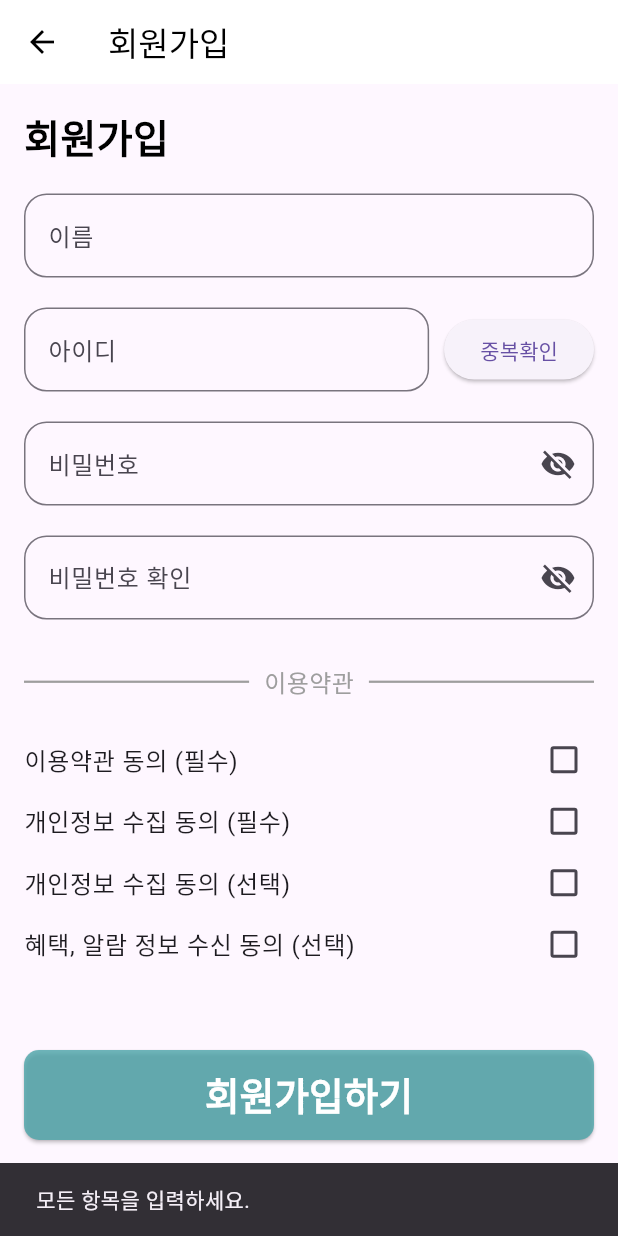
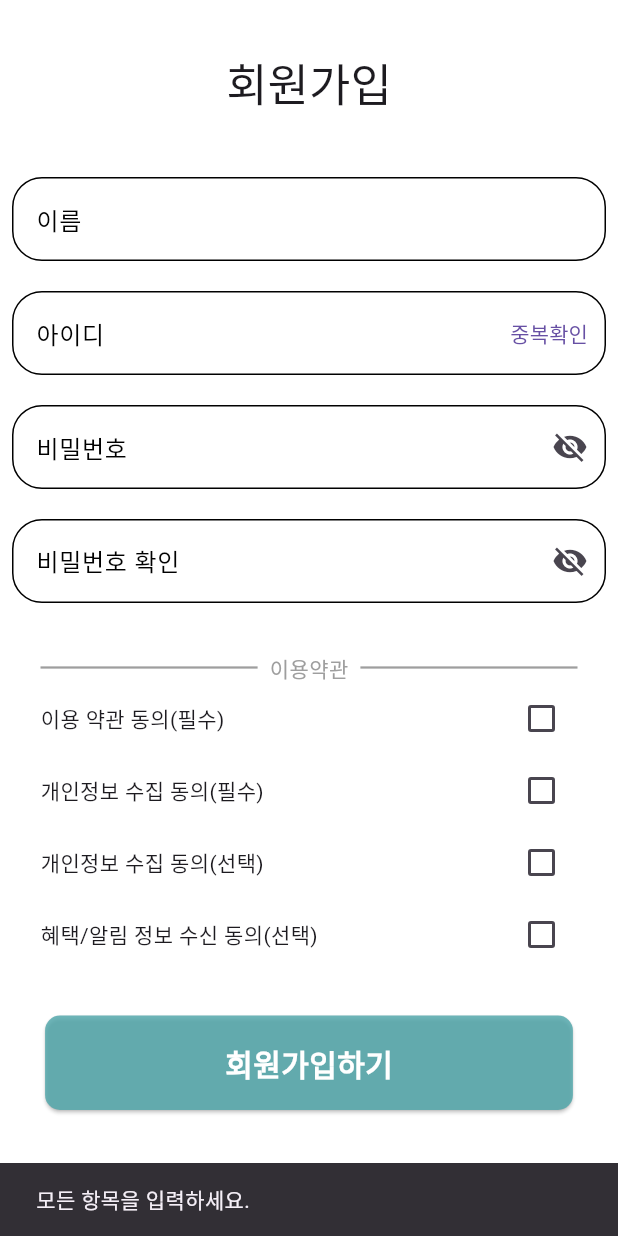
Before and after one commit to yeab-in/sandori_demo, a Flutter app: the SignupPage screen opened directly, after a tap on "회원가입하기", on a phone screen of 412 x 824 dp. Run offline on Flutter 3.47's test engine with Material 3 defaults, Android fonts, the phone set to English and light mode, and no system bars.

Commit message:
SignupScreen

```diff
--- a/lib/signup.dart
+++ b/lib/signup.dart
@@ -9,41 +9,70 @@ class SignupPage extends StatefulWidget {
 }
 
 class _SignupPageState extends State<SignupPage> {
-  final TextEditingController _nameController = TextEditingController();
-  final TextEditingController _idController = TextEditingController();
-  final TextEditingController _pwController = TextEditingController();
-  final TextEditingController _pwConfirmController = TextEditingController();
+  String passwordCheckText = '';
 
-  bool _obscurePassword = true;
-  bool _obscureConfirm = true;
+  final List<Map<String, dynamic>> signupFields = [
+    {
+      'header': '이름',
+      'obscure': false,
+      'showicon': false,
+      'controller': TextEditingController(),
+    },
+    {
+      'header': '아이디',
+      'obscure': false,
+      'showicon': false,
+      'controller': TextEditingController(),
+    },
+    {
+      'header': '비밀번호',
+      'obscure': true,
+      'showicon': true,
+      'controller': TextEditingController(),
+    },
+    {
+      'header': '비밀번호 확인',
+      'obscure': true,
+      'showicon': true,
+      'controller': TextEditingController(),
+    },
+  ];
 
-  bool _agree1 = false;
-  bool _agree2 = false;
-  bool _agree3 = false;
-  bool _agree4 = false;
+  final List<Map<String, dynamic>> agreeText = [
+    {'title': '이용 약관 동의(필수)', 'checked': false},
+    {'title': '개인정보 수집 동의(필수)', 'checked': false},
+    {'title': '개인정보 수집 동의(선택)', 'checked': false},
+    {'title': '혜택/알림 정보 수신 동의(선택)', 'checked': false},
+  ];
 
-  /// 아이디 입력 함수
-  void _checkIdDuplicate() {
-    final id = _idController.text.trim();
-    if (id.isEmpty) {
-      _showMessage('아이디를 입력하세요.');
-      return;
-    }
-    _showMessage('아이디 "$id" 는 사용 가능합니다.');
+  @override
+  void initState() {
+    super.initState();
+    signupFields[2]['controller'].addListener(_checkPasswordMatch);
+    signupFields[3]['controller'].addListener(_checkPasswordMatch);
   }
 
-  void _showMessage(String msg) {
-    ScaffoldMessenger.of(context).showSnackBar(
-      SnackBar(content: Text(msg)),
-    );
+  void _checkPasswordMatch() {
+    final pw = signupFields[2]['controller'].text;
+    final res = signupFields[3]['controller'].text;
+
+    setState(() {
+      if (res.isEmpty) {
+        passwordCheckText = '비밀번호가 다릅니다';
+      } else if (pw == res) {
+        passwordCheckText = '비밀번호가 일치합니다!';
+      } else {
+        passwordCheckText = '비밀번호가 다릅니다';
+      }
+    });
   }
 
-  //회원가입 진행시 필요한 함수
+  /// 회원가입 함수
   void _signup() {
-    final name = _nameController.text.trim();
-    final id = _idController.text.trim();
-    final pw = _pwController.text;
-    final pwConfirm = _pwConfirmController.text;
+    final name = signupFields[0]['controller'].text.trim();
+    final id = signupFields[1]['controller'].text.trim();
+    final pw = signupFields[2]['controller'].text;
+    final pwConfirm = signupFields[3]['controller'].text;
 
     if (name.isEmpty || id.isEmpty || pw.isEmpty || pwConfirm.isEmpty) {
       _showMessage('모든 항목을 입력하세요.');
@@ -53,215 +82,67 @@ class _SignupPageState extends State<SignupPage> {
       _showMessage('비밀번호가 일치하지 않습니다.');
       return;
     }
-    if (!(_agree1 && _agree2 )) {
+    if (!(agreeText[0]['checked'] && agreeText[1]['checked'])) {
       _showMessage('필수 이용약관에 동의해야 합니다.');
       return;
     }
 
     _showMessage('회원가입 성공! 로그인 페이지로 이동합니다.');
-    Navigator.pop(context); // 로그인 페이지로 돌아가기
+    Navigator.pop(context); // 로그인 페이지로 이동
+  }
+
+  void _showMessage(String msg) {
+    ScaffoldMessenger.of(context).showSnackBar(SnackBar(content: Text(msg)));
   }
 
   @override
   Widget build(BuildContext context) {
+    final line = Padding(
+      padding: const EdgeInsets.symmetric(horizontal: 27.0),
+      child: Row(
+        children: const [
+          Expanded(child: Divider(thickness: 1.5, color: Colors.grey)),
+          Padding(
+            padding: EdgeInsets.symmetric(horizontal: 8.0),
+            child: Text('이용약관', style: TextStyle(color: Colors.grey)),
+          ),
+          Expanded(child: Divider(thickness: 1.5, color: Colors.grey)),
+        ],
+      ),
+    );
+
     return Scaffold(
-      /// 상단
-      appBar: AppBar(
-        title: const Text('회원가입'),
-        backgroundColor: Colors.white,
-        foregroundColor: Colors.black,
-        elevation: 0,
-      ),
+      backgroundColor: Colors.white,
+      body: GestureDetector(
+        onTap: () => FocusScope.of(context).unfocus(),
+        behavior: HitTestBehavior.translucent,
+        child: SafeArea(
+          child: SingleChildScrollView(
+            child: SizedBox(
+              width: double.infinity,
+              child: Column(
+                children: [
+                  /// 상단
+                  const _Top(),
 
-      ///MIDDLE
-      body: SafeArea(
-        child: Padding(
-          padding: const EdgeInsets.all(16), // 전체 패딩
-          child: SingleChildScrollView(
-            child: Column(
-              crossAxisAlignment: CrossAxisAlignment.start,
-              children: [
-                // 회원가입 제목
-                Text(
-                  '회원가입',
-                  style: TextStyle(
-                    fontSize: 26,
-                    fontWeight: FontWeight.bold,
-                    color: Colors.black,
+                  /// 텍스트 입력 필드
+                  _TextField(
+                    signupFields: signupFields,
+                    setStateCallback: setState,
+                    passwordCheckText: passwordCheckText,
                   ),
-                ),
-                SizedBox(height: 20),
 
-                // 이름 입력칸
-                TextField(
-                  controller: _nameController,
-                  decoration: InputDecoration(
-                    labelText: '이름',
-                    border: OutlineInputBorder(
-                      borderRadius: BorderRadius.circular(15),
-                    ),
-                  ),
-                ),
-                SizedBox(height: 20),
+                  /// 구분선
+                  line,
 
-                /// 아이디 입력 + 중복확인
-                Row(
-                  children: [
-                    Expanded(
-                      child: TextField(
-                        controller: _idController,
-                        decoration: InputDecoration(
-                          labelText: '아이디',
-                          border: OutlineInputBorder(
-                            borderRadius: BorderRadius.circular(15),
-                          ),
-                        ),
-                      ),
-                    ),
-                    SizedBox(width: 10),
-                    ElevatedButton(
-                      onPressed: _checkIdDuplicate,
-                      child: Text('중복확인'),
-                    ),
-                  ],
-                ),
-                SizedBox(height: 20),
+                  /// 체크 박스
+                  _CheckBox(agreeText: agreeText, setStateCallback: setState),
+                  const SizedBox(height: 30),
 
-                /// 비밀번호 입력칸
-                TextField(
-                  controller: _pwController,
-                  obscureText: _obscurePassword,
-                  decoration: InputDecoration(
-                    labelText: '비밀번호',
-                    border: OutlineInputBorder(
-                      borderRadius: BorderRadius.circular(15),
-                    ),
-                    suffixIcon: IconButton(
-                      icon: Icon(
-                        _obscurePassword
-                            ? Icons.visibility_off
-                            : Icons.visibility,
-                      ),
-                      onPressed: () {
-                        setState(() {
-                          _obscurePassword = !_obscurePassword;
-                        });
-                      },
-                    ),
-                  ),
-                ),
-                SizedBox(height: 20),
-
-                /// 비밀번호 확인 입력칸
-                TextField(
-                  controller: _pwConfirmController,
-                  obscureText: _obscureConfirm,
-                  decoration: InputDecoration(
-                    labelText: '비밀번호 확인',
-                    border: OutlineInputBorder(
-                      borderRadius: BorderRadius.circular(15),
-                    ),
-                    suffixIcon: IconButton(
-                      icon: Icon(
-                        _obscureConfirm
-                            ? Icons.visibility_off
-                            : Icons.visibility,
-                      ),
-                      onPressed: () {
-                        setState(() {
-                          _obscureConfirm = !_obscureConfirm;
-                        });
-                      },
-                    ),
-                  ),
-                ),
-                SizedBox(height: 30),
-
-                /// 하단
-                /// 이용약관 제목
-                Positioned(
-                  left: 30,
-                  top: 230,
-                  right: 30,
-                  child: Row(
-                    children: [
-                      const Expanded(
-                        child: Divider(
-                          color: Colors.grey,
-                          thickness: 1.5,
-                          endIndent: 10,
-                        ),
-                      ),
-                      const Text(
-                        '이용약관',
-                        style: TextStyle(fontSize: 16, color: Colors.grey),
-                      ),
-                      const Expanded(
-                        child: Divider(
-                          color: Colors.grey,
-                          thickness: 1.5,
-                          indent: 10,
-                        ),
-                      ),
-                    ],
-                  ),
-                ),
-                SizedBox(height: 20),
-
-
-                /// 체크박스
-                CheckboxListTile(
-                  contentPadding: EdgeInsets.zero,
-                  visualDensity: VisualDensity(vertical: -4), // 위아래 여백 줄이기
-                  value: _agree1,
-                  onChanged: (v) => setState(() => _agree1 = v ?? false),
-                  title: Text('이용약관 동의 (필수)'),
-                ),
-                CheckboxListTile(
-                  contentPadding: EdgeInsets.zero,
-                  visualDensity: VisualDensity(vertical: -4), // 위아래 여백 줄이기
-                  value: _agree2,
-                  onChanged: (v) => setState(() => _agree2 = v ?? false),
-                  title: Text('개인정보 수집 동의 (필수)'),
-                ),
-                CheckboxListTile(
-                  contentPadding: EdgeInsets.zero,
-                  visualDensity: VisualDensity(vertical: -4), // 위아래 여백 줄이기
-                  value: _agree3,
-                  onChanged: (v) => setState(() => _agree3 = v ?? false),
-                  title: Text('개인정보 수집 동의 (선택)'),
-                ),
-                CheckboxListTile(
-                  contentPadding: EdgeInsets.zero,
-                  visualDensity: VisualDensity(vertical: -4), // 위아래 여백 줄이기
-                  value: _agree4,
-                  onChanged: (v) => setState(() => _agree4 = v ?? false),
-                  title: Text('혜택, 알람 정보 수신 동의 (선택)'),
-                ),
-
-                SizedBox(height: 50),
-
-                /// 회원가입 버튼
-                SizedBox(
-                  width: double.infinity,
-                  height: 60,
-                  child: ElevatedButton(
-                    onPressed: _signup,
-                    style: ElevatedButton.styleFrom(
-                      backgroundColor: Color(0xCF4EA6AA),
-                      shape: RoundedRectangleBorder(
-                          borderRadius: BorderRadius.circular(10)),
-                    ),
-                    child: Text(
-                      '회원가입하기',
-                      style:
-                      TextStyle(fontSize: 25,
-                          color: Colors.white,
-                          fontWeight: FontWeight.bold),
-                    ),
-                  ),
-                ),
-              ],
+                  /// 하단 버튼
+                  _Bottom(onSignupPressed: _signup),
+                ],
+              ),
             ),
           ),
         ),
@@ -269,3 +150,188 @@ class _SignupPageState extends State<SignupPage> {
     );
   }
 }
+
+/// 상단 위젯
+class _Top extends StatelessWidget {
+  const _Top({super.key});
+
+  @override
+  Widget build(BuildContext context) {
+    final titleLarge = Theme.of(context).textTheme.titleLarge;
+    return Padding(
+      padding: const EdgeInsets.all(36.0),
+      child: Text('회원가입', style: titleLarge?.copyWith(fontSize: 30)),
+    );
+  }
+}
+
+/// 텍스트 필드 위젯
+class _TextField extends StatelessWidget {
+  final List<Map<String, dynamic>> signupFields;
+  final String passwordCheckText;
+  final void Function(void Function()) setStateCallback;
+
+  const _TextField({
+    required this.signupFields,
+    required this.setStateCallback,
+    required this.passwordCheckText,
+    super.key,
+  });
+
+  @override
+  Widget build(BuildContext context) {
+    return Column(
+      children: signupFields.asMap().entries.map((entry) {
+        int index = entry.key;
+        final item = entry.value;
+        return Column(
+          children: [
+            Padding(
+              padding: const EdgeInsets.all(8.0),
+              child: SizedBox(
+                width: 400,
+                height: 60,
+                child: TextField(
+                  controller: item['controller'],
+                  obscureText: item['obscure'],
+                  decoration: InputDecoration(
+                    labelText: item['header'],
+
+                    // 아이디 입력창일 때만 중복확인 버튼
+                    suffixIcon: index == 1
+                        ? TextButton(
+                      onPressed: () {
+                        ScaffoldMessenger.of(context).showSnackBar(
+                          const SnackBar(
+                              content: Text("아이디 사용 가능")),
+                        );
+                      },
+                      style: TextButton.styleFrom(
+                        minimumSize: const Size(0, 0),
+                        padding: const EdgeInsets.symmetric(horizontal: 12),
+                        tapTargetSize: MaterialTapTargetSize.shrinkWrap,
+                      ),
+                      child: const Text("중복확인"),
+                    )
+                        : item['showicon'] // 비밀번호 칸이면 눈 아이콘
+                        ? IconButton(
+                      onPressed: () {
+                        setStateCallback(() {
+                          signupFields[index]['obscure'] =
+                          !signupFields[index]['obscure'];
+                        });
+                      },
+                      icon: Icon(
+                        item['obscure']
+                            ? Icons.visibility_off
+                            : Icons.visibility,
+                      ),
+                    )
+                        : null,
+                    suffixIconConstraints:
+                    const BoxConstraints(minWidth: 0, minHeight: 0),
+                    labelStyle: const TextStyle(color: Colors.black),
+                    enabledBorder: OutlineInputBorder(
+                      borderRadius: BorderRadius.circular(20.0),
+                    ),
+                    focusedBorder: OutlineInputBorder(
+                      borderRadius: BorderRadius.circular(20.0),
+                      borderSide:
+                      const BorderSide(color: Color(0XFF00C4F9)),
+                    ),
+                  ),
+                ),
+              ),
+            ),
+            if (index == 3)
+              Text(
+                passwordCheckText,
+                style: TextStyle(
+                  color: passwordCheckText.contains('일치')
+                      ? Colors.blueAccent
+                      : Colors.red,
+                ),
+              ),
+          ],
+        );
+      }).toList(),
+    );
+  }
+}
+
+
+/// 체크박스 위젯
+class _CheckBox extends StatelessWidget {
+  final List<Map<String, dynamic>> agreeText;
+  final void Function(void Function()) setStateCallback;
+  const _CheckBox({
+    required this.agreeText,
+    required this.setStateCallback,
+    super.key,
+  });
+
+  @override
+  Widget build(BuildContext context) {
+    final mediumText = Theme.of(context).textTheme.bodyMedium;
+    return Padding(
+      padding: const EdgeInsets.symmetric(horizontal: 27.0),
+      child: Column(
+        children: agreeText.asMap().entries.map((entry) {
+          final index = entry.key;
+          final item = entry.value;
+          return Row(
+            mainAxisAlignment: MainAxisAlignment.spaceBetween,
+            children: [
+              Text(item['title'], style: mediumText),
+              Checkbox(
+                value: item['checked'],
+                onChanged: (bool? value) {
+                  setStateCallback(() {
+                    agreeText[index]['checked'] = value!;
+                  });
+                },
+                activeColor: Colors.green,
+                checkColor: Colors.white,
+              ),
+            ],
+          );
+        }).toList(),
+      ),
+    );
+  }
+}
+
+/// 하단 버튼 위젯
+class _Bottom extends StatelessWidget {
+  final VoidCallback onSignupPressed;
+  const _Bottom({
+    required this.onSignupPressed,
+    super.key,
+  });
+
+  @override
+  Widget build(BuildContext context) {
+    final mediumText = Theme.of(context).textTheme.bodyMedium;
+    return ElevatedButton(
+      style: ElevatedButton.styleFrom(
+        backgroundColor: const Color(0xCF4EA6AA),
+        shape: RoundedRectangleBorder(
+          borderRadius: BorderRadius.circular(10),
+        ),
+        padding: const EdgeInsets.symmetric(
+          horizontal: 120,
+          vertical: 17,
+        ),
+      ),
+      onPressed: onSignupPressed,
+      child: Text(
+        '회원가입하기',
+        style: mediumText?.copyWith(
+          color: Colors.white,
+          fontSize: 20,
+          fontWeight: FontWeight.bold,
+        ),
+      ),
+    );
+  }
+}
```
